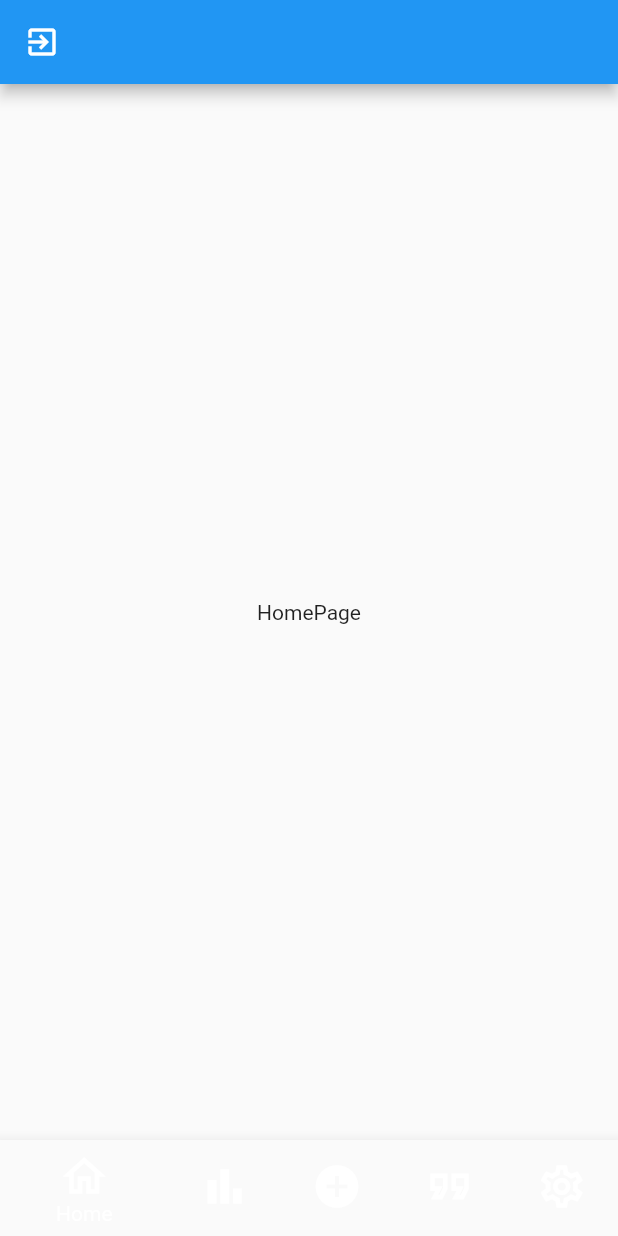
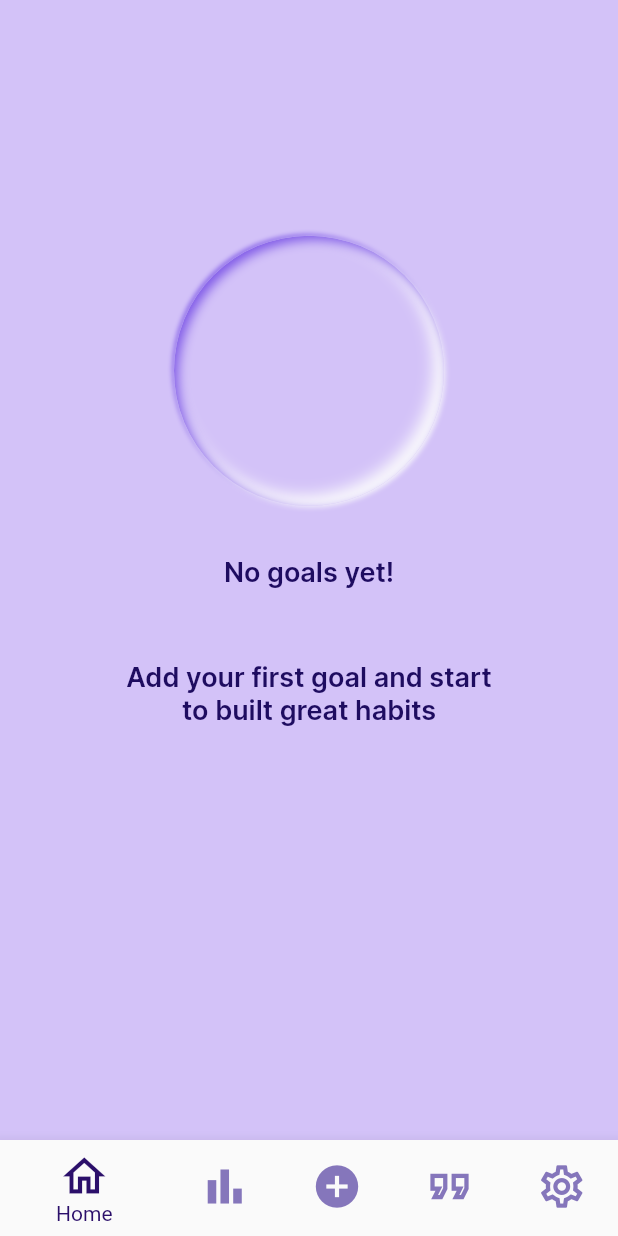
Before and after one commit to RotRot-pi/my-habits, a Flutter app: the screen it shows after launch, after a tap on "REGISTER", on a phone screen of 412 x 824 dp. Run offline on Flutter 3.47's test engine with Material 2 defaults, Android fonts, the phone set to English and light mode, and no system bars; our stand-ins replace cloud_firestore, firebase_auth, firebase_core, flutter_inset_box_shadow, flutter_native_splash, flutter_riverpod and 5 more; accounts and stored records are empty; generated files the repository leaves out were written again.

Commit message:
Adding inset box shadow package. Rehandling how to hide the password in textfield. Adding some new colors to app_colors.dart. Working on home page UI.

```diff
--- a/lib/main.dart
+++ b/lib/main.dart
@@ -8,7 +8,6 @@ import 'package:my_habits/services/settings/routes/pages_routes.dart';
 import 'package:my_habits/utils/colors/app_colors.dart';
 
 import 'firebase_options.dart';
-
 
 main() async {
   var widgetsBinding = WidgetsFlutterBinding.ensureInitialized();
@@ -57,7 +56,8 @@ class MyHabits extends ConsumerWidget {
                 horizontal: 16,
               ))),
       debugShowMaterialGrid: false,
-      routerConfig: PagesRoutes.routePages(navigatorKey, shellKey, authState,appState),
+      routerConfig:
+          PagesRoutes.routePages(navigatorKey, shellKey, authState, appState),
     );
   }
 }
--- a/lib/pages/home/home_page.dart
+++ b/lib/pages/home/home_page.dart
@@ -1,29 +1,81 @@
 import 'dart:developer';
 
-import 'package:flutter/material.dart';
+import 'package:flutter/material.dart' hide BoxDecoration, BoxShadow;
+
 import 'package:flutter_riverpod/flutter_riverpod.dart';
-
-import '../../services/services.dart';
+import 'package:my_habits/utils/colors/app_colors.dart';
+import 'package:my_habits/utils/constants/constants.dart';
+import 'package:my_habits/utils/themes/text_theme.dart';
+import 'package:flutter_inset_box_shadow/flutter_inset_box_shadow.dart';
 
 class HomePage extends ConsumerWidget {
   const HomePage({super.key});
+
   @override
   Widget build(BuildContext context, WidgetRef ref) {
+    final screen = MediaQuery.of(context).size;
     return SafeArea(
       child: Scaffold(
-        appBar: AppBar(
-            leading: IconButton(
-          icon: const Icon(Icons.exit_to_app),
-          onPressed: () {
-            ref.read(appStateManagerProvider.notifier).isLogout();
-            log('appstatemanager isloggedout');
-            ref.read(authenticationProvider).signout();
-            log('sign out');
-          },
-        )),
-        body: const Center(
-          child: Text('HomePage'),
-        ),
+        backgroundColor: ColorPalett.pagePrimary1,
+        body: Column(
+            mainAxisAlignment: MainAxisAlignment.center,
+            mainAxisSize: MainAxisSize.min,
+            children: [
+              addVerticalSpace(screen.height * 0.15),
+              SizedBox(
+                height: screen.height * 0.3,
+                child: Center(
+                  child: Container(
+                    width: 180,
+                    height: 180,
+                    decoration: BoxDecoration(
+                      color: ColorPalett.pagePrimary1,
+                      shape: BoxShape.circle,
+                      boxShadow: [
+                        const BoxShadow(
+                          offset: Offset(-4, -4),
+                          color: ColorPalett.pagePrimary3,
+                          spreadRadius: 3,
+                          blurRadius: 8,
+                          inset: true,
+                        ),
+                        BoxShadow(
+                          offset: const Offset(3, 3),
+                          color: ColorPalett.pageSecondary1.withAlpha(200),
+
+                          blurRadius: 5,
+                          inset: true,
+                        ),
+                        BoxShadow(
+                          offset: const Offset(-1, -1),
+                          color: ColorPalett.pageSecondary1.withAlpha(200),
+                          spreadRadius: 0,
+                          blurRadius: 2,
+                        ),
+                        const BoxShadow(
+                          offset: Offset(1, 1),
+                          color: ColorPalett.pagePrimary3,
+
+                          blurRadius: 2,
+                        ),
+                      ],
+                    ),
+                  ),
+                ),
+              ),
+
+              Text(
+                'No goals yet!',
+                textAlign: TextAlign.center,
+                style: MyFonts.headline1(ColorPalett.textPrimary3),
+              ),
+              addVerticalSpace(48),
+              Text(
+                'Add your first goal and start\nto built great habits',
+                textAlign: TextAlign.center,
+                style: MyFonts.headline1(ColorPalett.textPrimary3),
+              ),
+            ]),
       ),
     );
   }
--- a/lib/pages/onboarding_page.dart
+++ b/lib/pages/onboarding_page.dart
@@ -10,7 +10,7 @@ import 'package:my_habits/utils/themes/text_theme.dart';
 import 'package:smooth_page_indicator/smooth_page_indicator.dart';
 
 class OnboardingPage extends ConsumerWidget {
-  final controller = PageController();
+  final controller = PageController(initialPage: 0);
 
   OnboardingPage({super.key});
 
@@ -90,6 +90,9 @@ class OnboardingPage extends ConsumerWidget {
   Widget buildPages() {
     return PageView(
       controller: controller,
+      onPageChanged: (index){
+
+      },
       children: [
         onboardPageView(
             const AssetImage('assets/images/image1.png'),
--- a/lib/utils/colors/app_colors.dart
+++ b/lib/utils/colors/app_colors.dart
@@ -8,6 +8,7 @@ class ColorPalett {
   static const pageSecondary2 = Color(0xFFe2396d);
   static const textPrimary1 = Color(0xFF1a1a1a);
   static const textPrimary2 = Color(0xFF2b0f6a);
+  static const textPrimary3 = Color(0xFF1e0c60);
   static const textSecondary1 = Color(0xFFc4c4c4);
   static const textSecondary2 = Color(0xFFffffff);
   static const textSecondary3 = Color(0xFF8576bb);
--- a/lib/widgets/auth screen widgets/auth_screen_widgets.dart
+++ b/lib/widgets/auth screen widgets/auth_screen_widgets.dart
@@ -157,6 +157,34 @@ class EmailTextField extends StatelessWidget {
   }
 }
 
+class CustomValueListenableBuilder<A, B> extends StatelessWidget {
+  const CustomValueListenableBuilder({
+    required this.first,
+    required this.second,
+    Key? key,
+    required this.builder,
+    this.child,
+  }) : super(key: key);
+
+  final ValueListenable<A> first;
+  final ValueListenable<B> second;
+  final Widget? child;
+  final Widget Function(BuildContext context, A a, B b, Widget? child) builder;
+
+  @override
+  Widget build(BuildContext context) => ValueListenableBuilder<A>(
+        valueListenable: first,
+        builder: (_, a, __) {
+          return ValueListenableBuilder<B>(
+            valueListenable: second,
+            builder: (context, b, __) {
+              return builder(context, a, b, child);
+            },
+          );
+        },
+      );
+}
+
 class PasswordTextField extends StatelessWidget {
   PasswordTextField({
     Key? key,
@@ -166,14 +194,16 @@ class PasswordTextField extends StatelessWidget {
 
   final TextEditingController controller;
   final String hint;
-  final ValueNotifier<bool> shows = ValueNotifier<bool>(true);
+  final ValueNotifier<bool> showPassword = ValueNotifier<bool>(true);
+  final ValueNotifier<bool> showIcon = ValueNotifier<bool>(false);
   @override
   Widget build(BuildContext context) {
     return SizedBox(
         height: 30,
-        child: ValueListenableBuilder(
-            valueListenable: shows,
-            builder: (context, valueListenable, child) {
+        child: CustomValueListenableBuilder(
+            first: showIcon,
+            second: showPassword,
+            builder: (context, valueListenable1, valueListenable2, child) {
               return TextFormField(
                 showCursor: true,
                 cursorColor: ColorPalett.textSecondary3,
@@ -189,20 +219,26 @@ class PasswordTextField extends StatelessWidget {
                   }
                   return null;
                 },
-                obscureText: shows.value,
+                obscureText: showPassword.value,
                 decoration: InputDecoration(
                     hintText: hint,
                     suffixIcon: IconButton(
                       onPressed: () {
-                        if (shows.value == false) {
-                          debugPrint('value:${shows.value}');
-                          shows.value = true;
-                        } else if (shows.value == true) {
-                          debugPrint('value2:${shows.value}');
-                          shows.value = false;
+                        if (showPassword.value == false) {
+                          debugPrint(
+                              'showPassword.value:${showPassword.value}');
+                          debugPrint('showIcon.value:${showIcon.value}');
+                          showPassword.value = true;
+                          showIcon.value = false;
+                        } else if (showPassword.value == true) {
+                          debugPrint(
+                              'showPassword.value2:${showPassword.value}');
+                          debugPrint('showIcon.value2:${showIcon.value}');
+                          showPassword.value = false;
+                          showIcon.value = true;
                         }
                       },
-                      icon: shows.value
+                      icon: showIcon.value
                           ? const Icon(
                               Icons.visibility,
                               color: Colors.black,
@@ -231,14 +267,16 @@ class ConfirmPasswordTextField extends StatelessWidget {
   final TextEditingController password;
   final String hint;
 
-  final ValueNotifier<bool> shows = ValueNotifier<bool>(true);
+  final ValueNotifier<bool> showPassword = ValueNotifier<bool>(true);
+  final ValueNotifier<bool> showIcon = ValueNotifier<bool>(false);
   @override
   Widget build(BuildContext context) {
     return SizedBox(
         height: 30,
-        child: ValueListenableBuilder(
-          valueListenable: shows,
-          builder: (context, value, child) {
+        child: CustomValueListenableBuilder(
+          first: showPassword,
+          second: showIcon,
+          builder: (context, valueListenable1, valueListenable2, child) {
             return TextFormField(
               showCursor: true,
               cursorColor: ColorPalett.textSecondary3,
@@ -252,22 +290,32 @@ class ConfirmPasswordTextField extends StatelessWidget {
                 }
                 return null;
               },
-              obscureText: shows.value,
+              obscureText: showPassword.value,
               decoration: InputDecoration(
                   hintText: hint,
                   suffixIcon: IconButton(
                     onPressed: () {
-                      if (shows.value == false) {
-                        debugPrint('value:${shows.value}');
-                        shows.value = true;
-                      } else if (shows.value == true) {
-                        debugPrint('value2:${shows.value}');
-                        shows.value = false;
+                      if (showPassword.value == false) {
+                        debugPrint('value:${showPassword.value}');
+                        showPassword.value = true;
+                        showIcon.value = false;
+                      } else if (showPassword.value == true) {
+                        debugPrint('value2:${showPassword.value}');
+                        showPassword.value = false;
+                        showIcon.value = true;
                       }
                     },
-                    icon: shows.value == true
-                        ? const Icon(Icons.visibility)
-                        : const Icon(Icons.visibility_off),
+                    icon: showIcon.value
+                        ? const Icon(
+                            Icons.visibility,
+                            color: Colors.black,
+                            size: 16,
+                          )
+                        : const Icon(
+                            Icons.visibility_off,
+                            color: Colors.black,
+                            size: 16,
+                          ),
                   )),
             );
           },
--- a/lib/widgets/scaffold_bottom_navigation_bar.dart
+++ b/lib/widgets/scaffold_bottom_navigation_bar.dart
@@ -2,9 +2,10 @@ import 'package:flutter/material.dart';
 import 'package:go_router/go_router.dart';
 import 'package:flutter_riverpod/flutter_riverpod.dart';
 import 'package:my_habits/services/settings/routes/routes_constants.dart';
+import 'package:my_habits/utils/colors/app_colors.dart';
 import 'package:my_habits/widgets/icons.dart';
 
-final bottomNavIndexProvider = StateProvider((_) => 0);
+final bottomNavIndexProvider = StateProvider((ref) => 0);
 
 final tabs = [
   const ScaffoldWithNavBarTabItem(
@@ -63,12 +64,16 @@ class ScaffoldWithBottomNavBar extends ConsumerWidget {
     }
 
     return Scaffold(
+
       body: child,
       bottomNavigationBar: BottomNavigationBar(
+        selectedItemColor: ColorPalett.textPrimary2,
+        unselectedItemColor: ColorPalett.textSecondary3,
         currentIndex: currentIndex,
         items: tabs,
         onTap: onItemTapped,
       ),
+      backgroundColor: ColorPalett.pagePrimary1,
     );
   }
 }
--- a/pubspec.yaml
+++ b/pubspec.yaml
@@ -37,6 +37,7 @@ dependencies:
   flutter:
     sdk: flutter
   flutter_heatmap_calendar: ^1.0.5
+  flutter_inset_box_shadow: ^1.0.8
   flutter_native_splash: ^2.2.17
   flutter_riverpod: ^2.1.3
   go_router: ^6.0.1
```
Also changed, not shown: pubspec.lock.
